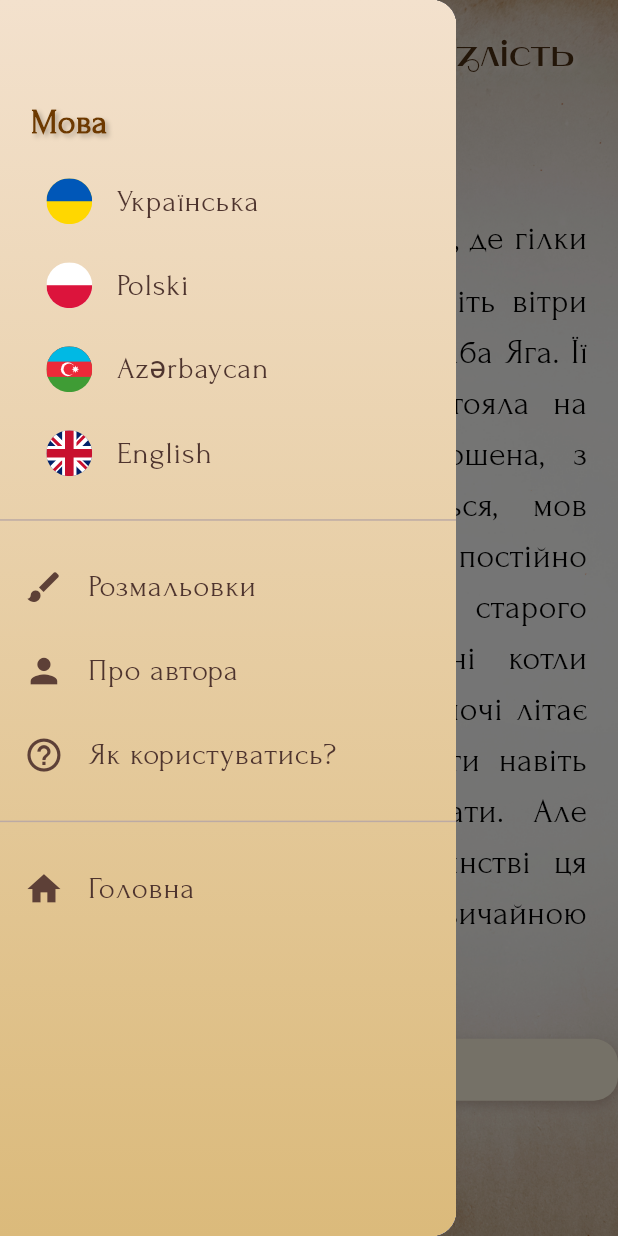
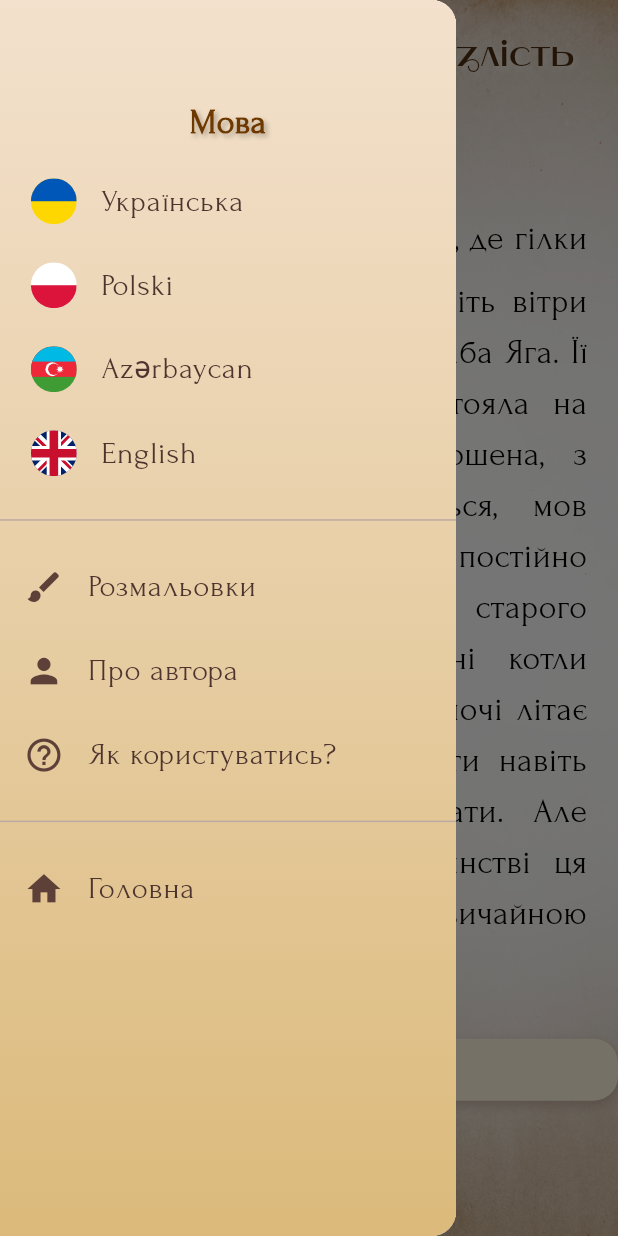
Before and after one commit to SergiyKlymenko/yaga_storybook_app, a Flutter app: the BookPageScreen screen opened directly, with the side drawer open, on a phone screen of 412 x 824 dp. Run offline on Flutter 3.47's test engine with Material 3 defaults, Android fonts, the phone set to English and light mode, and no system bars; our stand-ins replace flutter_dotenv, flutter_svg, just_audio, lucide_icons; missing offline and left inert: dart:ffi; generated files the repository leaves out were written again.

Commit message:
lang menu

```diff
--- a/lib/widgets/storybook_drawer.dart
+++ b/lib/widgets/storybook_drawer.dart
@@ -43,7 +43,8 @@ class StorybookDrawer extends StatelessWidget {
           padding: EdgeInsets.zero,
           children: [
             SizedBox(height: screenHeight * 0.08),
-            Padding(
+            Center(
+              child: Padding(
                 padding: EdgeInsets.symmetric(horizontal: horizontalPadding),
                 child: Text(
                   loc.language,
@@ -59,6 +60,7 @@ class StorybookDrawer extends StatelessWidget {
                         offset: Offset(2, 2),
                       ),
                     ],
+                  ),
                 ),
               ),
             ),
@@ -113,7 +115,7 @@ class StorybookDrawer extends StatelessWidget {
     double horizontalPadding,
   ) {
     return ListTile(
-      contentPadding: EdgeInsets.only(left: horizontalPadding * 1.5, right: 0),
+      contentPadding: EdgeInsets.only(left: horizontalPadding, right: 0),
       leading: ClipOval(
         child: SvgPicture.asset(
           flagAsset,
```
Lines whose indentation alone changed are shown as unchanged.
